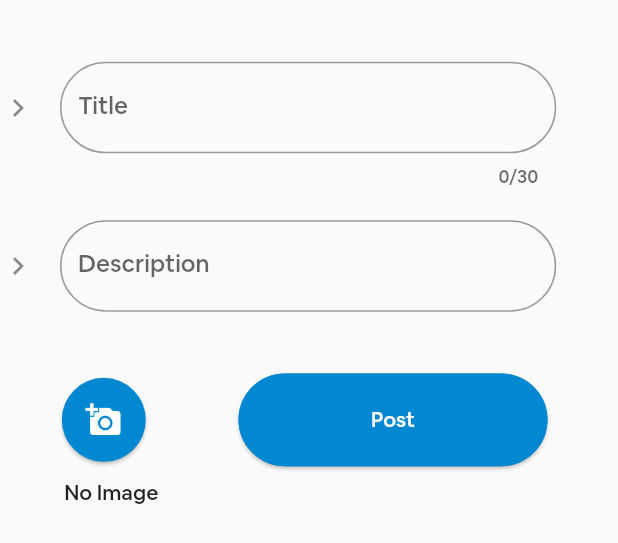
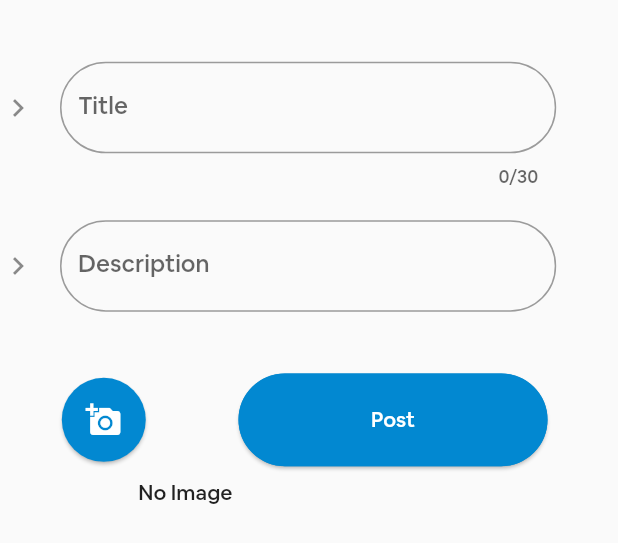
Before and after one commit to WaleedHashmi2310/Neighborhood_Flutter, a Flutter app: the Event widget shown alone on an empty page, opened directly, on a phone screen of 412 x 824 dp. Shown: the top 543 px of the screen. Run offline on Flutter 3.47's test engine with Material 2 defaults, Android fonts, the phone set to English and light mode, and no system bars; our stand-ins replace cloud_firestore, firebase_auth, firebase_storage, google_sign_in, image_picker; missing offline and left inert: flutter_facebook_login, flutter_statusbarcolor; accounts and stored records are empty; project files that could hold a hidden picture were left out.

Commit message:
"Fixed Image display Issue"

```diff
--- a/lib/creation/event.dart
+++ b/lib/creation/event.dart
@@ -130,7 +130,8 @@ class _EventState extends State<Event> {
                   hintText: 'Enter event description',
                   labelText: 'Description',
                 ),
-                onSaved: (String value) {},
+                onSaved: (String value) {
+                },
               ),
             ),
             Container(
@@ -185,12 +186,12 @@ class _EventState extends State<Event> {
             ),
             Container(
               margin:
-              EdgeInsets.only(right: blockSize * 64, top: blockSize * 2),
+              EdgeInsets.only(right: blockSize * 40, top: blockSize * 2),
               child: _image == null
                   ? Text('No Image')
                   : SizedBox(
-                height: 100 % blockSize,
-                width: 100 % blockSize,
+                height: blockSize*50,
+                width: blockSize*50,
                 child: Image.file(_image),
               ),
             ),
--- a/lib/creation/message.dart
+++ b/lib/creation/message.dart
@@ -225,12 +225,12 @@ class _MessageState extends State<Message> {
             ),
             Container(
               margin:
-                  EdgeInsets.only(right: blockSize * 64, top: blockSize * 2),
+                  EdgeInsets.only(right: blockSize * 40, top: blockSize * 2),
               child: _image == null
                   ? Text('No Image')
                   : SizedBox(
-                      height: 100 % blockSize,
-                      width: 100 % blockSize,
+                      height: blockSize*50,
+                      width: blockSize*50,
                       child: Image.file(_image),
                     ),
             ),
```
